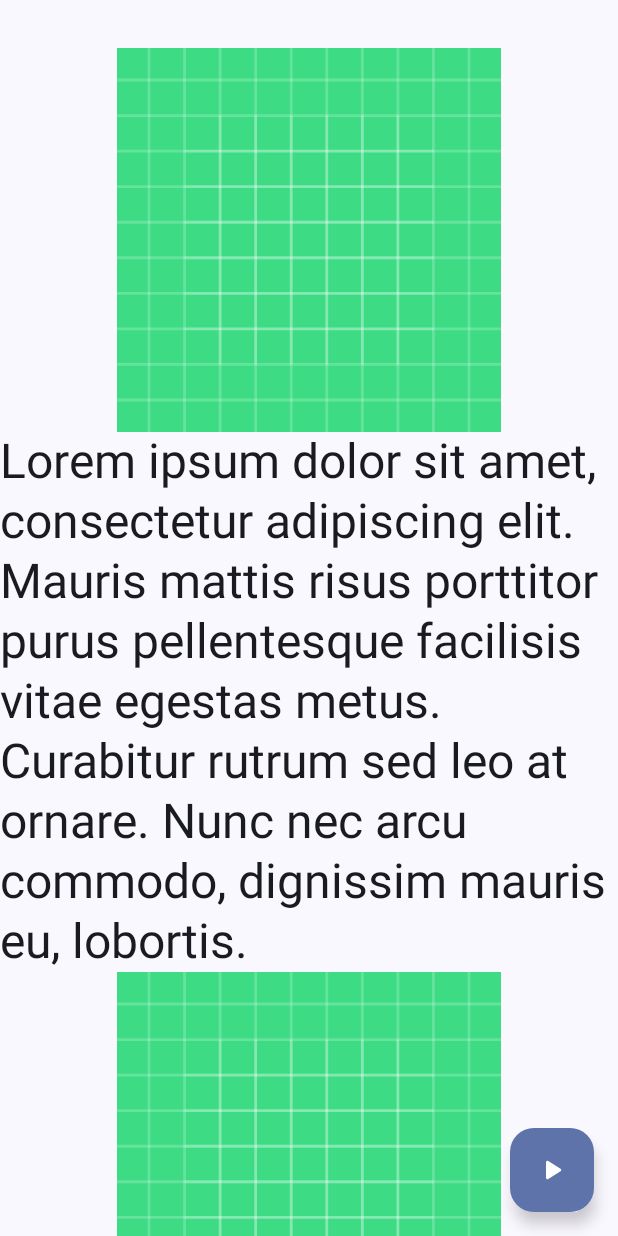
After one commit to miroslavhybler/jet-tts, an Android app built with Jetpack Compose: the ScrollExampleScreen screen opened through its navigation route, on a phone screen of 412 x 824 dp. The commit adds this screen. Run offline under Robolectric (Android 15) with nearby library versions, the phone set to English and light mode, and no system bars.

Commit message:
Basic autoscroll feature

```diff
--- a/example-app/src/main/java/com/jet/tts/example/HomeScreen.kt
+++ b/example-app/src/main/java/com/jet/tts/example/HomeScreen.kt
@@ -59,6 +59,14 @@ fun HomeScreen(
                 ) {
                     Text(text = "Multiple texts example")
                 }
+
+                Button(
+                    onClick = {
+                        navController.navigate(route = "scroll")
+                    }
+                ) {
+                    Text(text = "Scroll example")
+                }
             }
         },
     )
--- a/example-app/src/main/java/com/jet/tts/example/MainActivity.kt
+++ b/example-app/src/main/java/com/jet/tts/example/MainActivity.kt
@@ -8,6 +8,7 @@ import androidx.navigation.compose.NavHost
 import androidx.navigation.compose.composable
 import androidx.navigation.compose.rememberNavController
 import com.jet.tts.example.examples.MultipleTextsExampleScreen
+import com.jet.tts.example.examples.ScrollExampleScreen
 import com.jet.tts.example.examples.SingleTextExampleScreen
 
 
@@ -40,6 +41,9 @@ class MainActivity : ComponentActivity() {
                     composable(route = "multiple") {
                         MultipleTextsExampleScreen()
                     }
+                    composable(route = "scroll") {
+                        ScrollExampleScreen()
+                    }
                 }
             }
         }
--- /dev/null
+++ b/example-app/src/main/java/com/jet/tts/example/examples/ScrollExampleScreen.kt
@@ -0,0 +1,161 @@
+package com.jet.tts.example.examples
+
+import android.speech.tts.TextToSpeech
+import androidx.compose.foundation.Image
+import androidx.compose.foundation.layout.Column
+import androidx.compose.foundation.layout.Spacer
+import androidx.compose.foundation.layout.fillMaxSize
+import androidx.compose.foundation.layout.fillMaxWidth
+import androidx.compose.foundation.layout.height
+import androidx.compose.foundation.layout.navigationBarsPadding
+import androidx.compose.foundation.layout.padding
+import androidx.compose.foundation.rememberScrollState
+import androidx.compose.foundation.verticalScroll
+import androidx.compose.material3.FloatingActionButton
+import androidx.compose.material3.Icon
+import androidx.compose.material3.MaterialTheme
+import androidx.compose.material3.Scaffold
+import androidx.compose.runtime.Composable
+import androidx.compose.ui.Modifier
+import androidx.compose.ui.res.painterResource
+import androidx.compose.ui.unit.dp
+import androidx.compose.ui.unit.sp
+import com.jet.tts.TextTts
+import com.jet.tts.TtsClient
+import com.jet.tts.example.R
+import com.jet.tts.rememberTtsClient
+import java.util.Locale
+
+
+private const val content: String = "Lorem ipsum dolor sit amet, consectetur adipiscing elit. " +
+        "Mauris mattis risus porttitor purus pellentesque facilisis vitae egestas metus. " +
+        "Curabitur rutrum sed leo at ornare. Nunc nec arcu commodo, dignissim mauris eu, lobortis."
+
+private const val content2: String = "Nullam ante diam, tincidunt non tincidunt eu, pretium " +
+        "ut nunc. Proin a elementum erat, nec maximus elit. Maecenas congue non neque nec " +
+        "congue. Nunc tellus erat, viverra nec vehicula quis, varius sit amet eros."
+
+private const val content3: String = "Aliquam interdum id ligula vitae accumsan. Sed maximus " +
+        "ligula non libero lobortis tincidunt. Donec accumsan vel nibh a hendrerit. Phasellus " +
+        "sem risus, aliquet ut lacus laoreet, tincidunt vestibulum libero. Nullam condimentum " +
+        "bibendum dui. Quisque placerat libero ut gravida tincidunt."
+
+
+/**
+ * @author Miroslav Hýbler <br>
+ * created on 24.02.2025
+ */
+@Composable
+fun ScrollExampleScreen() {
+    val ttsClient = rememberTtsClient(
+        highlightMode = TtsClient.HighlightMode.SPOKEN_RANGE_FROM_BEGINNING,
+        onInitialized = { ttsClient ->
+            ttsClient.setLanguage(language = Locale.US)
+        },
+    )
+    val scrollState = rememberScrollState()
+
+    Scaffold(
+        modifier = Modifier.fillMaxSize(),
+        content = { innerPadding ->
+            Column(
+                modifier = Modifier
+                    .fillMaxSize()
+                    .verticalScroll(state = scrollState)
+                    .padding(paddingValues = innerPadding)
+            ) {
+
+                Spacer(modifier = Modifier.height(height = 32.dp))
+
+
+                Image(
+                    modifier = Modifier
+                        .fillMaxWidth()
+                        .height(height = 256.dp),
+                    painter = painterResource(id = R.drawable.ic_launcher_background),
+                    contentDescription = null,
+                )
+
+                TextTts(
+                    text = content,
+                    ttsClient = ttsClient,
+                    utteranceId = "1",
+                    style = MaterialTheme.typography.headlineLarge,
+                    scrollState = scrollState,
+                )
+
+                Image(
+                    modifier = Modifier
+                        .fillMaxWidth()
+                        .height(height = 256.dp),
+                    painter = painterResource(id = R.drawable.ic_launcher_background),
+                    contentDescription = null,
+                )
+
+                TextTts(
+                    text = content2,
+                    ttsClient = ttsClient,
+                    utteranceId = "2",
+                    style = MaterialTheme.typography.headlineLarge,
+                    scrollState = scrollState,
+                    )
+                Image(
+                    modifier = Modifier
+                        .fillMaxWidth()
+                        .height(height = 256.dp),
+                    painter = painterResource(id = R.drawable.ic_launcher_background),
+                    contentDescription = null,
+                )
+                TextTts(
+                    text = content3,
+                    ttsClient = ttsClient,
+                    utteranceId = "3",
+                    style = MaterialTheme.typography.headlineLarge,
+                    scrollState = scrollState,
+                )
+
+                Spacer(modifier = Modifier.height(height = 32.dp))
+
+            }
+        },
+        floatingActionButton = {
+            FloatingActionButton(
+                modifier = Modifier.navigationBarsPadding(),
+                onClick = {
+                    if (ttsClient.isSpeaking) {
+                        ttsClient.stop()
+                    } else {
+
+                        ttsClient.speak(
+                            text = content,
+                            utteranceId = "1",
+                            queueMode = TextToSpeech.QUEUE_FLUSH,
+                        )
+
+                        ttsClient.speak(
+                            text = content2,
+                            utteranceId = "2",
+                            queueMode = TextToSpeech.QUEUE_ADD,
+                        )
+
+                        ttsClient.speak(
+                            text = content3,
+                            utteranceId = "3",
+                            queueMode = TextToSpeech.QUEUE_ADD,
+                        )
+                    }
+                },
+            ) {
+                Icon(
+                    painter = painterResource(
+                        id = if (ttsClient.isSpeaking)
+                            R.drawable.ic_stop
+                        else
+                            R.drawable.ic_play
+                    ),
+                    contentDescription = null,
+                )
+            }
+        }
+    )
+}
--- a/jet-tts/build.gradle.kts
+++ b/jet-tts/build.gradle.kts
@@ -47,6 +47,12 @@ dependencies {
     implementation(libs.androidx.ui.tooling.preview)
     implementation(libs.androidx.material3)
 
+    /** Adaptive UI */
+    implementation(libs.androidx.adaptive)
+    implementation(libs.androidx.adaptive.layout)
+    implementation(libs.androidx.adaptive.navigation)
+
+
     testImplementation(libs.junit)
     androidTestImplementation(libs.androidx.junit)
     androidTestImplementation(libs.androidx.espresso.core)
--- a/jet-tts/src/main/kotlin/com/jet/tts/TextTts.kt
+++ b/jet-tts/src/main/kotlin/com/jet/tts/TextTts.kt
@@ -1,6 +1,10 @@
 package com.jet.tts
 
 import androidx.annotation.Keep
+import androidx.compose.animation.core.LinearEasing
+import androidx.compose.animation.core.tween
+import androidx.compose.foundation.ScrollState
+import androidx.compose.foundation.gestures.animateScrollBy
 import androidx.compose.foundation.text.InlineTextContent
 import androidx.compose.material3.LocalTextStyle
 import androidx.compose.material3.MaterialTheme
@@ -9,23 +13,35 @@ import androidx.compose.runtime.Composable
 import androidx.compose.runtime.LaunchedEffect
 import androidx.compose.runtime.collectAsState
 import androidx.compose.runtime.getValue
+import androidx.compose.runtime.mutableFloatStateOf
+import androidx.compose.runtime.mutableIntStateOf
 import androidx.compose.runtime.mutableStateOf
 import androidx.compose.runtime.remember
 import androidx.compose.runtime.setValue
 import androidx.compose.ui.Modifier
 import androidx.compose.ui.graphics.Color
+import androidx.compose.ui.layout.LayoutCoordinates
+import androidx.compose.ui.layout.onGloballyPositioned
+import androidx.compose.ui.layout.positionInRoot
+import androidx.compose.ui.platform.LocalDensity
+import androidx.compose.ui.platform.LocalFontFamilyResolver
+import androidx.compose.ui.platform.LocalLayoutDirection
 import androidx.compose.ui.text.AnnotatedString
 import androidx.compose.ui.text.TextLayoutResult
+import androidx.compose.ui.text.TextMeasurer
 import androidx.compose.ui.text.TextStyle
 import androidx.compose.ui.text.buildAnnotatedString
 import androidx.compose.ui.text.font.FontFamily
 import androidx.compose.ui.text.font.FontStyle
 import androidx.compose.ui.text.font.FontWeight
+import androidx.compose.ui.text.rememberTextMeasurer
 import androidx.compose.ui.text.style.TextAlign
 import androidx.compose.ui.text.style.TextDecoration
 import androidx.compose.ui.text.style.TextOverflow
 import androidx.compose.ui.text.withStyle
+import androidx.compose.ui.unit.Constraints
 import androidx.compose.ui.unit.TextUnit
+import androidx.compose.ui.unit.dp
 
 
 /**
@@ -37,6 +53,9 @@ import androidx.compose.ui.unit.TextUnit
  * [TtsClient.speak].
  * @param ttsClient [TtsClient] used for [android.speech.tts.TextToSpeech] feature.
  * @param highlightStyle [TextStyle] used for highlighting text.
+ * @param scrollState When the text is longer than the screen, you can provide [ScrollState] to
+ * enable scroll feature, [TextTts] will apply slow scroll animation to keep highlighted text visible
+ * as it goes down through the [text].
  * @see [Text] for other parameters docs.
  * @author Miroslav Hýbler <br>
  * created on 04.02.2025
@@ -49,9 +68,7 @@ fun TextTts(
     text: String,
     utteranceId: String,
     ttsClient: TtsClient,
-    highlightStyle: TextStyle = LocalTextStyle.current.copy(
-        color = MaterialTheme.colorScheme.primary,
-    ),
+    scrollState: ScrollState? = null,
     color: Color = Color.Unspecified,
     fontSize: TextUnit = TextUnit.Unspecified,
     fontStyle: FontStyle? = null,
@@ -68,6 +85,9 @@ fun TextTts(
     inlineContent: Map<String, InlineTextContent> = mapOf(),
     onTextLayout: ((TextLayoutResult) -> Unit) = {},
     style: TextStyle = LocalTextStyle.current,
+    highlightStyle: TextStyle = style.copy(
+        color = MaterialTheme.colorScheme.primary,
+    ),
 ) {
 
     val utteranceRange by ttsClient.utteranceRange.collectAsState()
@@ -78,6 +98,7 @@ fun TextTts(
         range = utteranceRange,
         utteranceId = utteranceId,
         highlightStyle = highlightStyle,
+        scrollState = scrollState,
         color = color,
         fontSize = fontSize,
         fontStyle = fontStyle,
@@ -107,6 +128,9 @@ fun TextTts(
  * [TtsClient.speak].
  * @param range Range of the text to be highlighted.
  * @param highlightStyle [TextStyle] used for highlighting text.
+ * @param scrollState When the text is longer than the screen, you can provide [ScrollState] to
+ * enable scroll feature, [TextTts] will apply slow scroll animation to keep highlighted text visible
+ * as it goes down through the [text].
  * @see [Text] for other parameters docs.
  * @author Miroslav Hýbler <br>
  * created on 04.02.2025
@@ -119,9 +143,7 @@ fun TextTts(
     text: String,
     utteranceId: String,
     range: UtteranceProgress,
-    highlightStyle: TextStyle = LocalTextStyle.current.copy(
-        color = MaterialTheme.colorScheme.primary,
-    ),
+    scrollState: ScrollState?,
     color: Color = Color.Unspecified,
     fontSize: TextUnit = TextUnit.Unspecified,
     fontStyle: FontStyle? = null,
@@ -138,8 +160,15 @@ fun TextTts(
     inlineContent: Map<String, InlineTextContent> = mapOf(),
     onTextLayout: ((TextLayoutResult) -> Unit) = {},
     style: TextStyle = LocalTextStyle.current,
+    highlightStyle: TextStyle = LocalTextStyle.current.copy(
+        color = MaterialTheme.colorScheme.primary,
+    )
 ) {
-
+    val layoutDirection = LocalLayoutDirection.current
+    val density = LocalDensity.current
+    val fontFamilyResolver = LocalFontFamilyResolver.current
+    val textMeasurer = rememberTextMeasurer()
+    var layoutCoordinates: LayoutCoordinates? by remember { mutableStateOf(value = null) }
 
     var innerText: AnnotatedString by remember {
         mutableStateOf(
@@ -153,19 +182,79 @@ fun TextTts(
         )
     }
 
+    LaunchedEffect(key1 = range.utteranceId) {
+        val layout = layoutCoordinates ?: return@LaunchedEffect
+        if (range.utteranceId == utteranceId && scrollState != null) {
+            //TODO make possible to specify extra offset
+            val extraOffset = with(density) { 32.dp.toPx() }.toInt()
+
+            val newScrollValue= (layout.positionInRoot().y.toInt() - extraOffset)
+                .coerceAtLeast(minimumValue = 0)
+
+          if (newScrollValue <= scrollState.value) {
+              //For best UX scroll should always go down
+              return@LaunchedEffect
+          }
+
+            scrollState.animateScrollTo(
+                value = newScrollValue,
+                animationSpec = tween(
+                    durationMillis = 1500,
+                    easing = LinearEasing,
+                )
+            )
+        }
+    }
+
     LaunchedEffect(key1 = text, key2 = range) {
-        innerText = highlightText(
+        val newText = highlightText(
             text = text,
             range = range,
             highlightStyle = highlightStyle,
             normalStyle = style,
             utteranceId = utteranceId,
         )
+        innerText = newText
+
+
+        if (scrollState == null) return@LaunchedEffect
+        if (utteranceId != range.utteranceId) return@LaunchedEffect
+        if (scrollState.isScrollInProgress) return@LaunchedEffect
+
+
+        val measureResult = textMeasurer.measure(
+            text = newText,
+            style = style,
+            overflow = overflow,
+            softWrap = softWrap,
+            maxLines = maxLines,
+            placeholders = emptyList(),
+            constraints = Constraints(),
+            layoutDirection = layoutDirection,
+            density = density,
+            fontFamilyResolver = fontFamilyResolver,
+            skipCache = false,
+        )
+
+        val box = measureResult.getBoundingBox(offset = range.last)
+        val targetOffset = box.bottom
+        //TODO add option to "jump" down when scrollState.isScrollInProgress changes
+        //TODO also work with layoutResult to scroll down when there is content between tts texts
+        scrollState.animateScrollBy(
+            value = targetOffset,
+            animationSpec = tween(
+                durationMillis = 1750,
+                easing = LinearEasing,
+            )
+        )
     }
 
 
     Text(
-        modifier = modifier,
+        modifier = modifier
+            .onGloballyPositioned { coordinates ->
+                layoutCoordinates = coordinates
+            },
         text = innerText,
         color = color,
         fontSize = fontSize,
--- a/jet-tts/src/main/kotlin/com/jet/tts/TtsClient.kt
+++ b/jet-tts/src/main/kotlin/com/jet/tts/TtsClient.kt
@@ -199,6 +199,15 @@ public class TtsClient internal constructor(
     public var currentUtteranceId: String by mutableStateOf(value = "")
         private set
 
+
+    /**
+     * 1f is default value for "average speech speed"
+     * @see [TextToSpeech.setSpeechRate]
+     */
+    public var speechRate: Float = 1f
+        private set
+
+
     /**
      * Range of text to highlight. Use [utteranceRange] to collect updates.
      * @since 1.0.0
@@ -215,6 +224,8 @@ public class TtsClient internal constructor(
 
     internal var currentStartIndex: Int = 0
         private set
+
+
     internal var currentEndIndex: Int = 0
         private set
 
@@ -308,6 +319,13 @@ public class TtsClient internal constructor(
         tts.stop()
         tts.shutdown()
         contentMap.clear()
+    }
+
+
+    public fun setSpeechRate(rate: Float) {
+        if (tts.setSpeechRate(rate) == TextToSpeech.SUCCESS) {
+            this.speechRate = rate
+        }
     }
 
 
--- a/jet-tts/src/main/kotlin/com/jet/tts/TtsClientStateHolder.kt
+++ b/jet-tts/src/main/kotlin/com/jet/tts/TtsClientStateHolder.kt
@@ -21,7 +21,7 @@ import androidx.core.os.bundleOf
  * @param startIndex Inclusive start index of the first character of the current utterance.
  * @param endIndex Exclusive end index of the last character of the current utterance.
  * @param isSpeaking Flag indicating if [TtsClient] was speaking when state was saved.
- * @param map Map of [Utterance]s addee to the [TtsClient].
+ * @param map Map of [Utterance]s added to the [TtsClient].
  * @author Miroslav Hýbler <br>
  * created on 05.02.2025
  * @since 1.0.0
```
Also changed, not shown: gradle/libs.versions.toml (+8 -1 lines), 1 other file.
